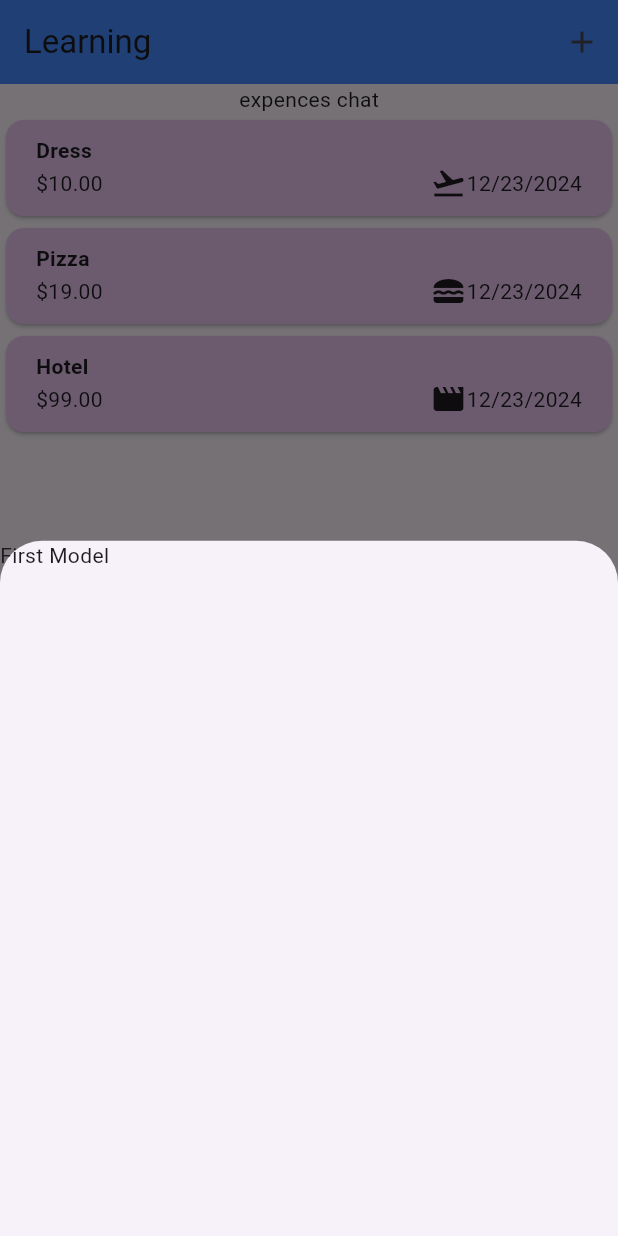
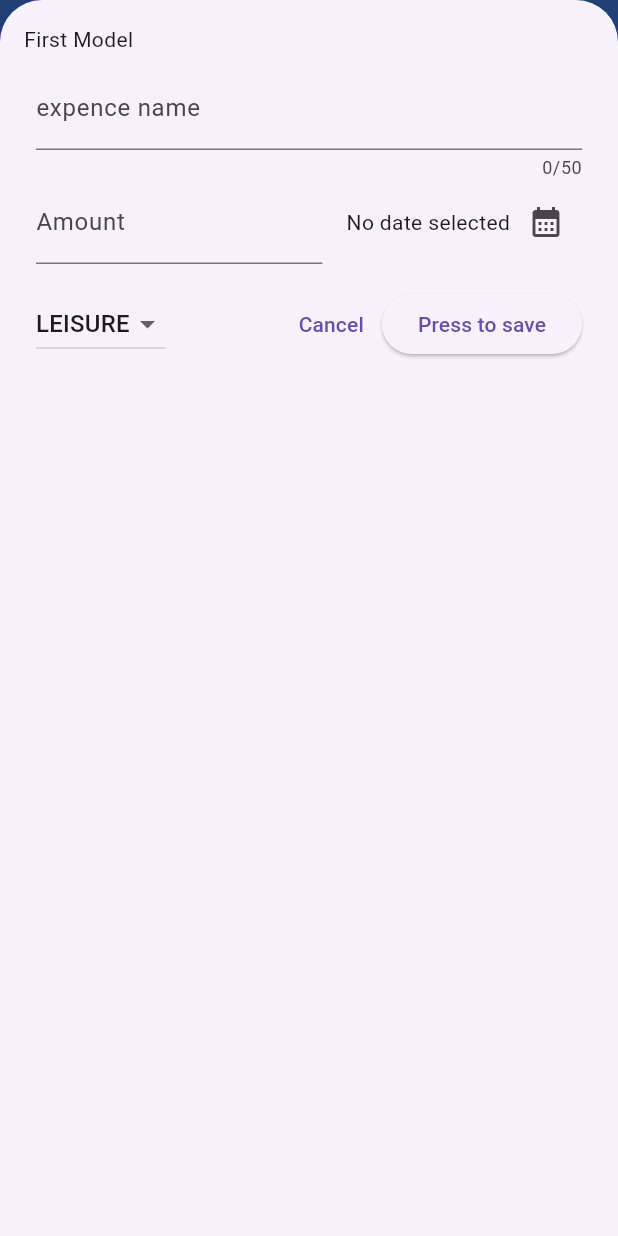
Before and after one commit to dineswarareddy/Flutter_Learning, a Flutter app: the screen it shows after launch, after a tap on the "add" icon, on a phone screen of 412 x 824 dp. Run offline on Flutter 3.47's test engine with Material 3 defaults, Android fonts, the light colour scheme and no system bars; our stand-ins replace google_fonts.

Commit message:
Added new expences sheet with input field validations.

```diff
--- a/expence_tracker/lib/widgets/expences/expences.dart
+++ b/expence_tracker/lib/widgets/expences/expences.dart
@@ -1,4 +1,5 @@
 import 'package:expence_tracker/models/expences_model.dart';
+import 'package:expence_tracker/widgets/new_expence/new_expence.dart';
 import 'package:flutter/material.dart';
 import 'package:expence_tracker/widgets/expences_list/expences_list_view.dart';
 
@@ -22,14 +23,20 @@ final List<ExpencesModel> _expences = [
 
 void showAddComponentView() {
   showModalBottomSheet(context: context, builder: (ctx) {
-    return Column(
-      mainAxisAlignment: MainAxisAlignment.center,
-      crossAxisAlignment: CrossAxisAlignment.stretch,
-      children: [
-      Text('First Model'),
-      Spacer(),
-    ],);
-  });
+    return Padding(
+      padding: const EdgeInsets.all(16.0),
+      child: Column(
+        mainAxisAlignment: MainAxisAlignment.center,
+        crossAxisAlignment: CrossAxisAlignment.stretch,
+        children: [
+        Text('First Model'),
+        NewExpence(),
+        Spacer(),
+      ],),
+    );
+  },
+  isScrollControlled: true,
+  );
 }
 
   @override
--- a/expence_tracker/lib/widgets/expences_list/expences_list_view.dart
+++ b/expence_tracker/lib/widgets/expences_list/expences_list_view.dart
@@ -10,7 +10,7 @@ class ExpencesList extends StatefulWidget {
   final List<ExpencesModel> expencesList;
 
   @override
-  State<StatefulWidget> createState() {
+  State<ExpencesList> createState() {
     return _ExpencesListState();
   }
 }
--- /dev/null
+++ b/expence_tracker/lib/widgets/new_expence/new_expence.dart
@@ -0,0 +1,146 @@
+import 'package:flutter/material.dart';
+import 'package:intl/intl.dart';
+import 'package:expence_tracker/models/expences_model.dart';
+
+class NewExpence extends StatefulWidget {
+  const NewExpence({super.key});
+  @override
+  State<NewExpence> createState() {
+    return _NewExpenceState();
+  }
+}
+
+class _NewExpenceState extends State<NewExpence> {
+  var inputText = '';
+  DateTime? selectedDate;
+  final formatter = DateFormat.yMd();
+
+  final _titleController = TextEditingController();
+  final _amountController = TextEditingController();
+
+  String? selectedDateString;
+  ExpencesCategory selectedDropDownValue = ExpencesCategory.leisure;
+
+  valueChangedInText(String input) {
+    inputText = input;
+  }
+
+  @override
+  void dispose() {
+    _titleController.dispose();
+    _amountController.dispose();
+  }
+
+  calendarIconPressed() async {
+    DateTime now = DateTime.now();
+    selectedDate = await showDatePicker(
+        context: context,
+        currentDate: now,
+        firstDate: DateTime(now.year - 1, now.month, now.day),
+        lastDate: now);
+    if (selectedDate != null) {
+      setState(() {
+        selectedDateString = formatter.format(selectedDate!);
+      });
+    }
+  }
+
+  List<DropdownMenuItem> get dropDownMenuItems {
+    return ExpencesCategory.values
+        .map(
+          (eachCategory) => DropdownMenuItem(
+            value: eachCategory,
+            child: Text(eachCategory.name.toUpperCase()),
+          ),
+        )
+        .toList();
+  }
+
+  void cancelAddExpences() {
+    Navigator.pop(context);
+  }
+
+  submitButtonAction() {
+    var enteredAmount = double.tryParse(_amountController.text);
+    bool isAmountValid = enteredAmount != null && enteredAmount > 0;
+    if (_titleController.text.trim().isNotEmpty &&
+        isAmountValid &&
+        selectedDate != null) {
+    } else {
+      // show error message
+      showDialog(
+        context: context,
+        builder: (ctxt) => AlertDialog(
+          title: Text('Invalid inputs'),
+          content: Text('Enter valid inputs for fields'),
+          actions: [
+            TextButton(
+              onPressed: () {
+                Navigator.pop(context);
+              },
+              child: Text('OK'),
+            ),
+          ],
+        ),
+      );
+    }
+  }
+
+  @override
+  Widget build(BuildContext context) {
+    return Padding(
+      padding: EdgeInsets.all(8),
+      child: Column(
+        children: [
+          TextField(
+            controller: _titleController,
+            maxLength: 50,
+            onChanged: valueChangedInText,
+            decoration: InputDecoration(labelText: 'expence name'),
+          ),
+          Row(
+            mainAxisAlignment: MainAxisAlignment.end,
+            crossAxisAlignment: CrossAxisAlignment.center,
+            children: [
+              Expanded(
+                child: TextField(
+                  decoration: InputDecoration(
+                    labelText: 'Amount',
+                    prefixText: '\$ ',
+                  ),
+                  controller: _amountController,
+                  keyboardType: TextInputType.numberWithOptions(),
+                ),
+              ),
+              SizedBox(width: 16),
+              Text((selectedDateString != null)
+                  ? selectedDateString!
+                  : 'No date selected'),
+              IconButton(
+                  onPressed: calendarIconPressed,
+                  icon: Icon(Icons.calendar_month)),
+            ],
+          ),
+          SizedBox(height: 16),
+          Row(
+            children: [
+              DropdownButton(
+                value: selectedDropDownValue,
+                items: dropDownMenuItems,
+                onChanged: ((value) {
+                  setState(() {
+                    selectedDropDownValue = value;
+                  });
+                }),
+              ),
+              Spacer(),
+              TextButton(onPressed: cancelAddExpences, child: Text('Cancel')),
+              ElevatedButton(
+                  onPressed: submitButtonAction, child: Text('Press to save')),
+            ],
+          )
+        ],
+      ),
+    );
+  }
+}
```
Also changed, not shown: expence_tracker/lib/widgets/expences_list/expences_details_list_cell.dart (line endings or trailing spaces), expence_tracker/lib/widgets/new_expence/category_drop_down.dart (added).
